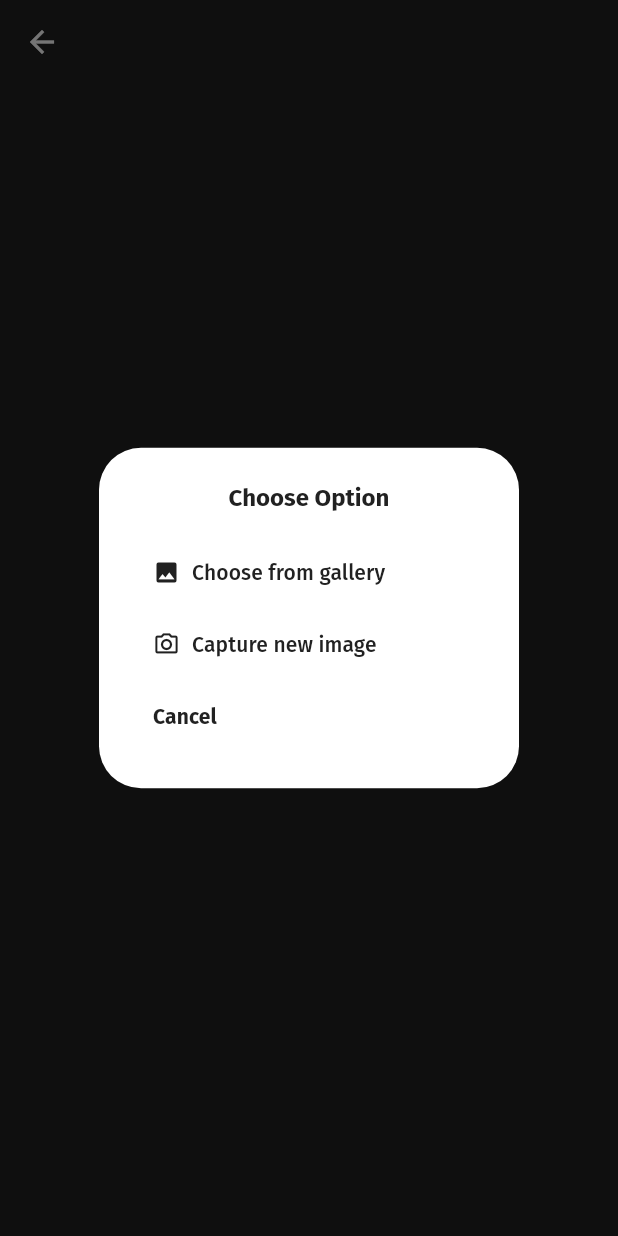
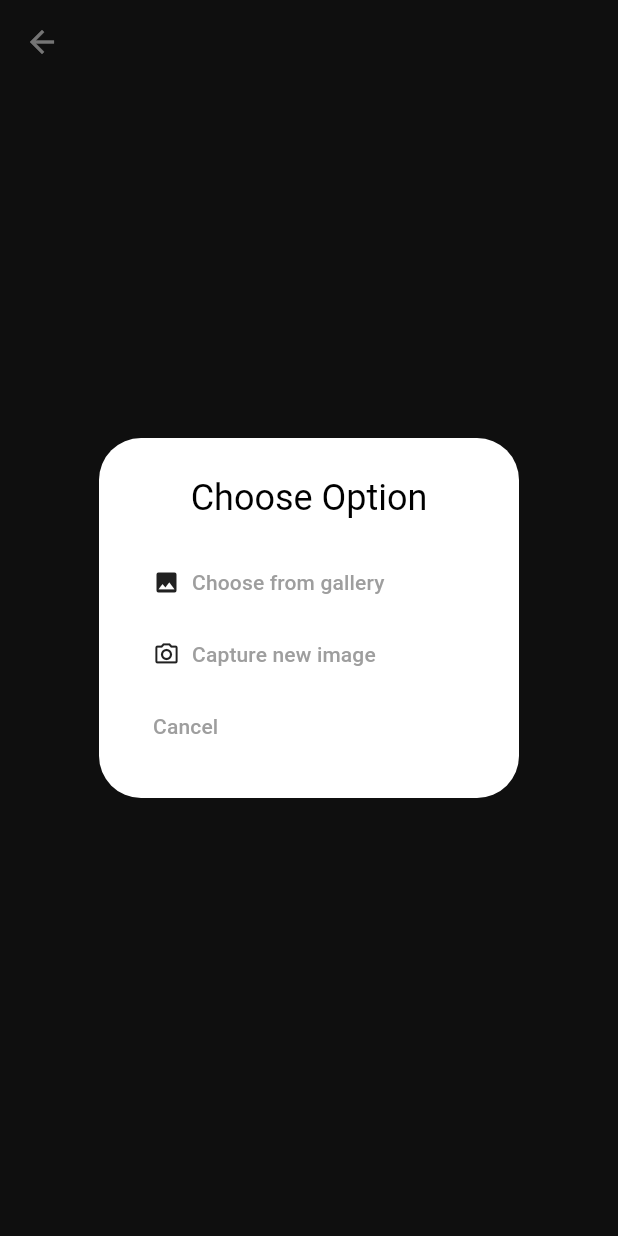
Before and after one commit to abrarshahok/Connect-Hub, a Flutter app: the AddPostScreen screen opened by its route, after a tap on "Choose Image", on a phone screen of 412 x 824 dp. Run offline on Flutter 3.47's test engine with Material 3 defaults, Android fonts, the phone set to English and light mode, and no system bars; our stand-ins replace bloc, cached_network_image, cloud_firestore, crystal_navigation_bar, firebase_auth, firebase_core and 5 more; accounts and stored records are empty; statements that could not run were skipped.

Commit message:
Added new Fonts

```diff
--- a/lib/constants/constants.dart
+++ b/lib/constants/constants.dart
@@ -15,12 +15,44 @@ class MyColors {
 }
 
 class MyFonts {
-  static TextStyle firaSans({
+  static TextStyle bodyFont({
     FontWeight? fontWeight,
     Color? fontColor,
     double? fontSize,
   }) =>
-      GoogleFonts.firaSans(
+      GoogleFonts.openSans(
+        fontWeight: fontWeight,
+        color: fontColor,
+        fontSize: fontSize,
+      );
+
+  static TextStyle headingFont({
+    FontWeight? fontWeight,
+    Color? fontColor,
+    double? fontSize,
+  }) =>
+      GoogleFonts.montserrat(
+        fontWeight: fontWeight,
+        color: fontColor,
+        fontSize: fontSize,
+      );
+
+  static TextStyle buttonFont({
+    FontWeight? fontWeight,
+    Color? fontColor,
+    double? fontSize,
+  }) =>
+      GoogleFonts.poppins(
+        fontWeight: fontWeight,
+        color: fontColor,
+        fontSize: fontSize,
+      );
+  static TextStyle logoFont({
+    FontWeight? fontWeight,
+    Color? fontColor,
+    double? fontSize,
+  }) =>
+      GoogleFonts.averiaSansLibre(
         fontWeight: fontWeight,
         color: fontColor,
         fontSize: fontSize,
```
